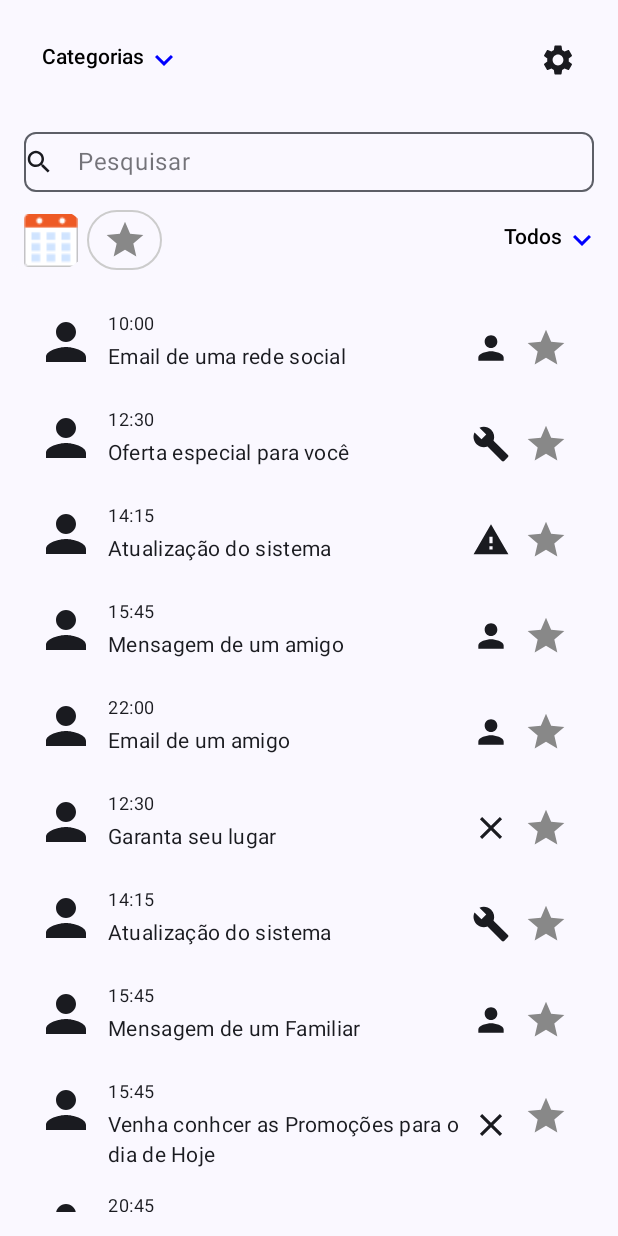
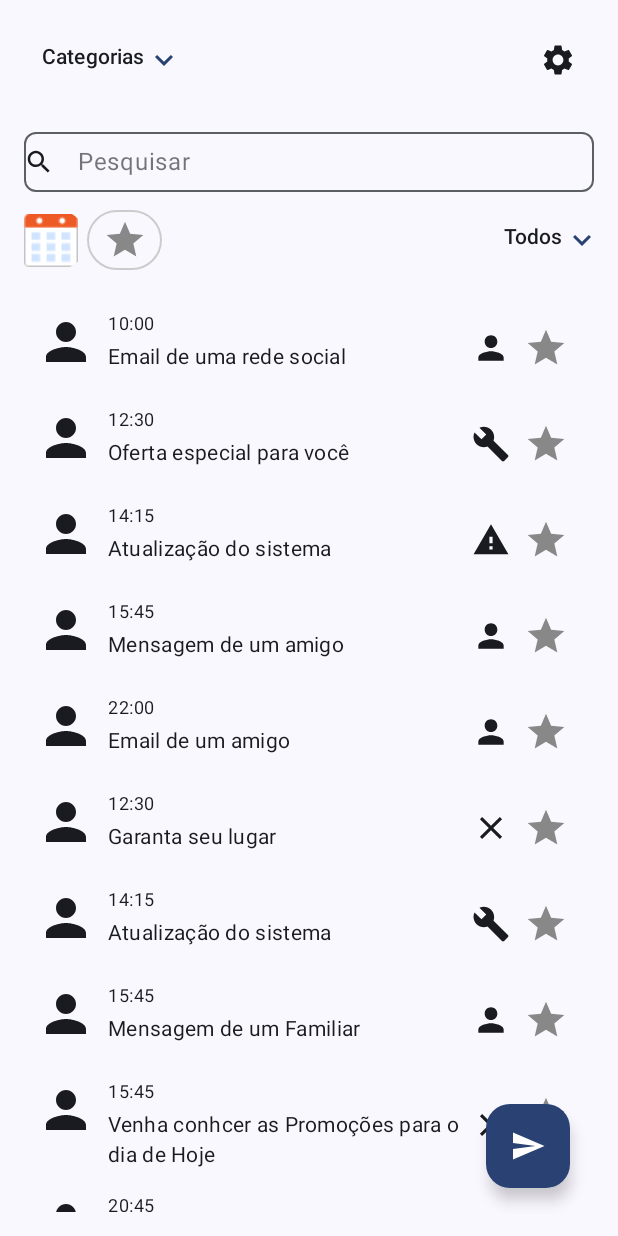
Before and after one commit to Wevertonbarbosa/Challenge_locaweb, an Android app built with Jetpack Compose: the EmailScreen screen opened through its navigation route, on a phone screen of 412 x 824 dp. Run offline under Robolectric (Android 15) with nearby library versions, the phone set to English and light mode, and no system bars.

Commit message:
telas pre prontas,s

```diff
--- a/app/build.gradle.kts
+++ b/app/build.gradle.kts
@@ -58,6 +58,7 @@ dependencies {
     implementation(libs.androidx.ui.graphics)
     implementation(libs.androidx.ui.tooling.preview)
     implementation(libs.androidx.material3)
+    implementation("androidx.compose.material:material-icons-extended:1.7.1")
     implementation(libs.androidx.navigation.runtime.ktx)
     implementation(libs.androidx.compose.material3)
     testImplementation(libs.junit)
--- a/app/src/main/java/br/com/fiap/locaweb/MainActivity.kt
+++ b/app/src/main/java/br/com/fiap/locaweb/MainActivity.kt
@@ -19,6 +19,7 @@ import br.com.fiap.locaweb.screen.DetailScreen
 import br.com.fiap.locaweb.screen.EmailScreen
 import br.com.fiap.locaweb.screen.LoginScreen
 import br.com.fiap.locaweb.screen.PreferenceScreen
+import br.com.fiap.locaweb.screen.SendEmailScreen
 import br.com.fiap.locaweb.ui.theme.LocaWebTheme
 
 class MainActivity : ComponentActivity() {
@@ -65,6 +66,9 @@ class MainActivity : ComponentActivity() {
                                 }
                             )
                         }
+                        composable(route = "sendEmail") {
+                            SendEmailScreen(navController)
+                        }
                     }
                 }
             }
--- a/app/src/main/java/br/com/fiap/locaweb/component/email/ButtonDropdown.kt
+++ b/app/src/main/java/br/com/fiap/locaweb/component/email/ButtonDropdown.kt
@@ -1,6 +1,5 @@
 package br.com.fiap.locaweb.component.email
 
-import android.util.Log
 import androidx.compose.foundation.layout.Box
 import androidx.compose.foundation.layout.Column
 import androidx.compose.foundation.layout.Row
@@ -13,38 +12,36 @@ import androidx.compose.material3.Icon
 import androidx.compose.material3.MenuDefaults
 import androidx.compose.material3.Text
 import androidx.compose.material3.TextButton
+import androidx.compose.material3.MaterialTheme
 import androidx.compose.runtime.Composable
 import androidx.compose.runtime.getValue
 import androidx.compose.runtime.mutableStateOf
 import androidx.compose.runtime.remember
 import androidx.compose.runtime.setValue
-import androidx.compose.ui.graphics.Color
-import androidx.compose.ui.tooling.preview.Preview
 import br.com.fiap.locaweb.ui.theme.LocaWebTheme
-
-
-//AJUSTAR O BOTÃO PARA TER O EFEITO DO TEMA ESCURO/CLARO
 
 @Composable
 fun ButtonDropdown(labelOptions: List<String>, onItemSelected: (String) -> Unit) {
     var expanded by remember { mutableStateOf(false) }
     var selectedOption by remember { mutableStateOf(labelOptions[0]) }
 
-    LocaWebTheme {
+
     Column {
         Box {
             TextButton(
                 onClick = {
                     expanded = true
-                        Log.d("FIAP", "Primeiro TextButton: $selectedOption")
                 }
             ) {
                 Row {
-                        Text(text = selectedOption, color = Color.Black)
+                    Text(
+                        text = selectedOption,
+                        color = MaterialTheme.colorScheme.onBackground
+                    )
                     Icon(
                         imageVector = if (expanded) Icons.Default.KeyboardArrowUp else Icons.Default.KeyboardArrowDown,
                         contentDescription = "Dropdown Icon",
-                            tint = Color.Blue
+                        tint = MaterialTheme.colorScheme.primary
                     )
                 }
             }
@@ -60,7 +57,6 @@ fun ButtonDropdown(labelOptions: List<String>, onItemSelected: (String) -> Unit)
                             selectedOption = option
                             onItemSelected(option)
                         },
-                            // Adicionando parâmetros atualizados
                         enabled = true,
                         colors = MenuDefaults.itemColors(),
                         contentPadding = MenuDefaults.DropdownMenuItemContentPadding
@@ -69,5 +65,5 @@ fun ButtonDropdown(labelOptions: List<String>, onItemSelected: (String) -> Unit)
             }
         }
     }
+
 }
-}
--- /dev/null
+++ b/app/src/main/java/br/com/fiap/locaweb/component/email/ButtonSendEmail.kt
@@ -0,0 +1,47 @@
+package br.com.fiap.locaweb.component.email
+
+import androidx.compose.foundation.layout.Box
+import androidx.compose.foundation.layout.fillMaxSize
+import androidx.compose.foundation.layout.padding
+import androidx.compose.foundation.layout.wrapContentSize
+import androidx.compose.material.icons.Icons
+import androidx.compose.material.icons.filled.Send
+import androidx.compose.material3.FloatingActionButton
+import androidx.compose.material3.Icon
+import androidx.compose.material3.MaterialTheme
+import androidx.compose.runtime.Composable
+import androidx.compose.ui.Alignment
+import androidx.compose.ui.Modifier
+import androidx.compose.ui.unit.dp
+import androidx.compose.ui.tooling.preview.Preview
+import br.com.fiap.locaweb.ui.theme.LocaWebTheme
+
+@Composable
+fun ButtonSendEmail(onClick: () -> Unit,  modifier: Modifier = Modifier) {
+    // Box to align the FloatingActionButton
+    Box(
+        modifier = Modifier
+            .fillMaxSize()
+            .wrapContentSize(Alignment.BottomEnd)
+            .padding(16.dp)
+    ) {
+        FloatingActionButton(
+            onClick = onClick,
+            containerColor = MaterialTheme.colorScheme.primary,
+            contentColor = MaterialTheme.colorScheme.onPrimary
+        ) {
+            Icon(
+                imageVector = Icons.Default.Send,
+                contentDescription = "Send Email"
+            )
+        }
+    }
+}
+
+@Preview(showBackground = true)
+@Composable
+fun PreviewButtonSendEmail() {
+    LocaWebTheme {
+        ButtonSendEmail(onClick = {})
+    }
+}
--- a/app/src/main/java/br/com/fiap/locaweb/screen/EmailScreen.kt
+++ b/app/src/main/java/br/com/fiap/locaweb/screen/EmailScreen.kt
@@ -35,6 +35,7 @@ import androidx.compose.runtime.getValue
 import androidx.compose.runtime.mutableStateOf
 import androidx.compose.runtime.remember
 import androidx.compose.runtime.setValue
+import androidx.compose.ui.Alignment
 import androidx.compose.ui.Modifier
 import androidx.compose.ui.graphics.Color
 import androidx.compose.ui.platform.LocalContext
@@ -43,6 +44,7 @@ import androidx.compose.ui.unit.dp
 import androidx.navigation.NavController
 import br.com.fiap.locaweb.R
 import br.com.fiap.locaweb.component.email.ButtonDropdown
+import br.com.fiap.locaweb.component.email.ButtonSendEmail
 import br.com.fiap.locaweb.component.email.EmailsOnline
 import br.com.fiap.locaweb.component.email.MessageEmail
 import br.com.fiap.locaweb.component.email.SearchField
@@ -150,11 +152,16 @@ fun EmailScreen(isConnected: Boolean, navController: NavController) {
             ) {
                 val filteredEmails = emails.filter {
                     (categoriaSelecionada == "Categorias" || it.categoria == categoriaSelecionada) &&
-                            (marcadorSelecionado == "Marcadores" || it.marcadores.contains(marcadorSelecionado)) &&
+                            (marcadorSelecionado == "Marcadores" || it.marcadores.contains(
+                                marcadorSelecionado
+                            )) &&
                             (selecaoEmailsLidosOuNao == "Todos" ||
                                     (selecaoEmailsLidosOuNao == "Lidas" && it.lido) ||
                                     (selecaoEmailsLidosOuNao == "Não lidas" && !it.lido)) &&
-                            (procurar.isEmpty() || it.conteudo.contains(procurar, ignoreCase = true))
+                            (procurar.isEmpty() || it.conteudo.contains(
+                                procurar,
+                                ignoreCase = true
+                            ))
                 }.sortedByDescending { it.importante }
 
                 LazyColumn(modifier = Modifier.fillMaxSize(), state = scrollState) {
@@ -181,10 +188,25 @@ fun EmailScreen(isConnected: Boolean, navController: NavController) {
                 }
             }
         }
+
+        Box(
+            modifier = Modifier
+                .fillMaxSize()
+                .padding(16.dp)
+        ) {
+            ButtonSendEmail(
+                modifier = Modifier
+                    .align(Alignment.BottomEnd),
+                onClick = {
+                    navController.navigate("sendEmail")
+                }
+            )
+        }
     }
 }
 
+
 private fun loadThemePreference(context: Context): Boolean {
     val prefs = context.getSharedPreferences("app_prefs", Context.MODE_PRIVATE)
-    return prefs.getBoolean("theme", false) // false é o valor padrão para tema claro
+    return prefs.getBoolean("theme", false)
 }
```
Also changed, not shown: app/src/main/java/br/com/fiap/locaweb/screen/SendEmailScreen.kt (added, +127 -0 lines). Lines whose indentation alone changed are shown as unchanged.
